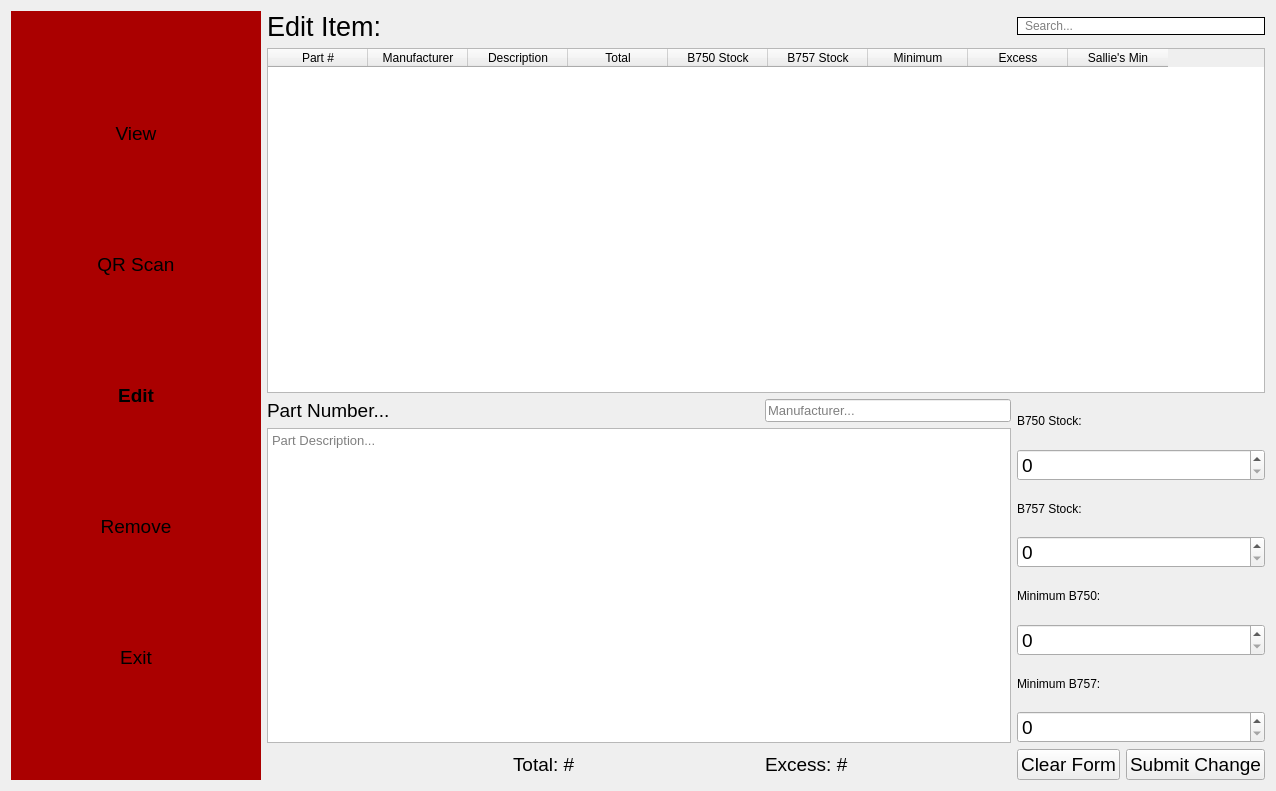
Qt form ui/edit.ui (pcdshub/stock-management) before a commit.
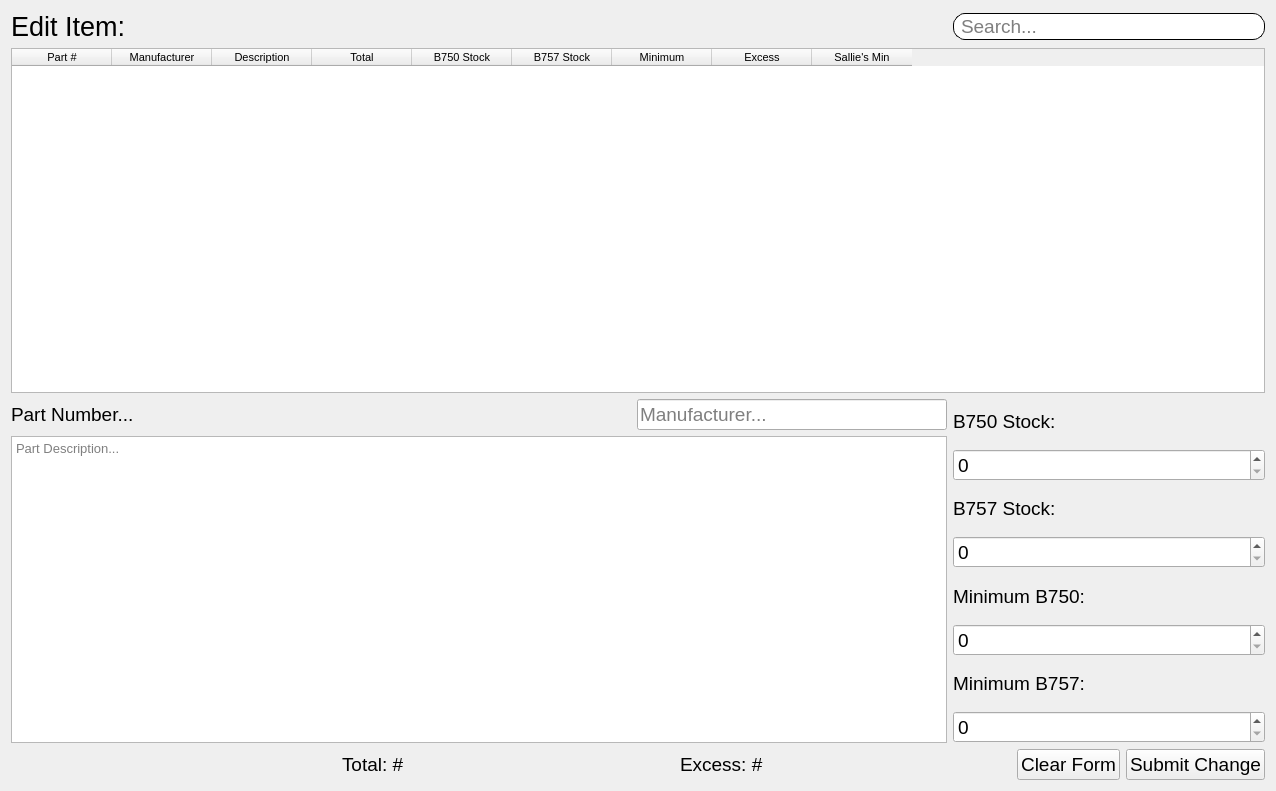
The same form after that commit.

```diff
--- a/ui/edit.ui
+++ b/ui/edit.ui
@@ -16,135 +16,16 @@
     <verstretch>0</verstretch>
    </sizepolicy>
   </property>
-  <layout class="QHBoxLayout" name="horizontalLayout_2" stretch="1,4">
+  <property name="font">
+   <font>
+    <pointsize>14</pointsize>
+   </font>
+  </property>
+  <layout class="QVBoxLayout" name="_2">
    <property name="sizeConstraint">
     <enum>QLayout::SetMaximumSize</enum>
    </property>
    <item>
-    <widget class="QWidget" name="sideUI" native="true">
-     <property name="styleSheet">
-      <string notr="true">#sideUI {
-       background-color: rgb(170, 0, 0);
-       }
-      </string>
-     </property>
-     <layout class="QVBoxLayout" name="verticalLayout">
-      <item>
-       <widget class="QPushButton" name="view_btn">
-        <property name="font">
-         <font>
-          <pointsize>14</pointsize>
-         </font>
-        </property>
-        <property name="styleSheet">
-         <string notr="true">QPushButton {
-          border-radius: 15;
-          }
-          QPushButton:hover {
-          color: grey;
-          }
-         </string>
-        </property>
-        <property name="text">
-         <string>View</string>
-        </property>
-       </widget>
-      </item>
-      <item>
-       <widget class="QPushButton" name="qr_btn">
-        <property name="font">
-         <font>
-          <pointsize>14</pointsize>
-         </font>
-        </property>
-        <property name="styleSheet">
-         <string notr="true">QPushButton {
-          border-radius: 15;
-          }
-          QPushButton:hover {
-          color: grey;
-          }
-         </string>
-        </property>
-        <property name="text">
-         <string>QR Scan</string>
-        </property>
-       </widget>
-      </item>
-      <item>
-       <widget class="QPushButton" name="edit_btn">
-        <property name="font">
-         <font>
-          <pointsize>14</pointsize>
-          <weight>75</weight>
-          <bold>true</bold>
-         </font>
-        </property>
-        <property name="styleSheet">
-         <string notr="true">QPushButton {
-          border-radius: 15;
-          }
-          QPushButton:hover {
-          color: grey;
-          }
-          #edit_btn {
-          font-weight: bold;
-          }
-         </string>
-        </property>
-        <property name="text">
-         <string>Edit</string>
-        </property>
-       </widget>
-      </item>
-      <item>
-       <widget class="QPushButton" name="remove_btn">
-        <property name="font">
-         <font>
-          <pointsize>14</pointsize>
-         </font>
-        </property>
-        <property name="styleSheet">
-         <string notr="true">QPushButton {
-          border-radius: 15;
-          }
-          QPushButton:hover {
-          color: grey;
-          }
-         </string>
-        </property>
-        <property name="text">
-         <string>Remove</string>
-        </property>
-       </widget>
-      </item>
-      <item>
-       <widget class="QPushButton" name="exit_btn">
-        <property name="font">
-         <font>
-          <pointsize>14</pointsize>
-         </font>
-        </property>
-        <property name="styleSheet">
-         <string notr="true">QPushButton {
-          border-radius: 15;
-          }
-          QPushButton:hover {
-          color: grey;
-          }
-         </string>
-        </property>
-        <property name="text">
-         <string>Exit</string>
-        </property>
-       </widget>
-      </item>
-     </layout>
-    </widget>
-   </item>
-   <item>
-    <layout class="QVBoxLayout" name="view_verticalLayout">
-     <item>
       <layout class="QHBoxLayout" name="horizontalLayout" stretch="3,1">
        <property name="sizeConstraint">
         <enum>QLayout::SetNoConstraint</enum>
@@ -199,6 +80,11 @@
          <height>16777215</height>
         </size>
        </property>
+     <property name="font">
+      <font>
+       <pointsize>8</pointsize>
+      </font>
+     </property>
        <property name="showGrid">
         <bool>true</bool>
        </property>
@@ -269,11 +155,6 @@
                <verstretch>0</verstretch>
               </sizepolicy>
              </property>
-             <property name="font">
-              <font>
-               <pointsize>14</pointsize>
-              </font>
-             </property>
              <property name="text">
               <string>Part Number...</string>
              </property>
@@ -294,11 +175,6 @@
            </item>
            <item>
             <widget class="QLineEdit" name="manufacturer">
-             <property name="font">
-              <font>
-               <pointsize>10</pointsize>
-              </font>
-             </property>
              <property name="placeholderText">
               <string>Manufacturer...</string>
              </property>
@@ -330,13 +206,7 @@
           </widget>
          </item>
          <item>
-          <widget class="QSpinBox" name="b750_spinner">
-           <property name="font">
-            <font>
-             <pointsize>14</pointsize>
-            </font>
-           </property>
-          </widget>
+        <widget class="QSpinBox" name="b750_spinner"/>
          </item>
          <item>
           <widget class="QLabel" name="label_3">
@@ -346,13 +216,7 @@
           </widget>
          </item>
          <item>
-          <widget class="QSpinBox" name="b757_spinner">
-           <property name="font">
-            <font>
-             <pointsize>14</pointsize>
-            </font>
-           </property>
-          </widget>
+        <widget class="QSpinBox" name="b757_spinner"/>
          </item>
          <item>
           <widget class="QLabel" name="label_4">
@@ -362,13 +226,7 @@
           </widget>
          </item>
          <item>
-          <widget class="QSpinBox" name="min_750_spinner">
-           <property name="font">
-            <font>
-             <pointsize>14</pointsize>
-            </font>
-           </property>
-          </widget>
+        <widget class="QSpinBox" name="min_750_spinner"/>
          </item>
          <item>
           <widget class="QLabel" name="label_5">
@@ -378,13 +236,7 @@
           </widget>
          </item>
          <item>
-          <widget class="QSpinBox" name="min_757_spinner">
-           <property name="font">
-            <font>
-             <pointsize>14</pointsize>
-            </font>
-           </property>
-          </widget>
+        <widget class="QSpinBox" name="min_757_spinner"/>
          </item>
         </layout>
        </item>
@@ -407,11 +259,6 @@
        </item>
        <item>
         <widget class="QLabel" name="total_lbl">
-         <property name="font">
-          <font>
-           <pointsize>14</pointsize>
-          </font>
-         </property>
          <property name="text">
           <string>Total: #</string>
          </property>
@@ -419,11 +266,6 @@
        </item>
        <item>
         <widget class="QLabel" name="excess_lbl">
-         <property name="font">
-          <font>
-           <pointsize>14</pointsize>
-          </font>
-         </property>
          <property name="text">
           <string>Excess: #</string>
          </property>
@@ -470,8 +312,6 @@
           <string>Submit Change</string>
          </property>
         </widget>
-       </item>
-      </layout>
      </item>
     </layout>
    </item>
```
Left out of the diff: 16 changed lines with no effect on the pictures. Lines whose indentation alone changed are shown as unchanged.
